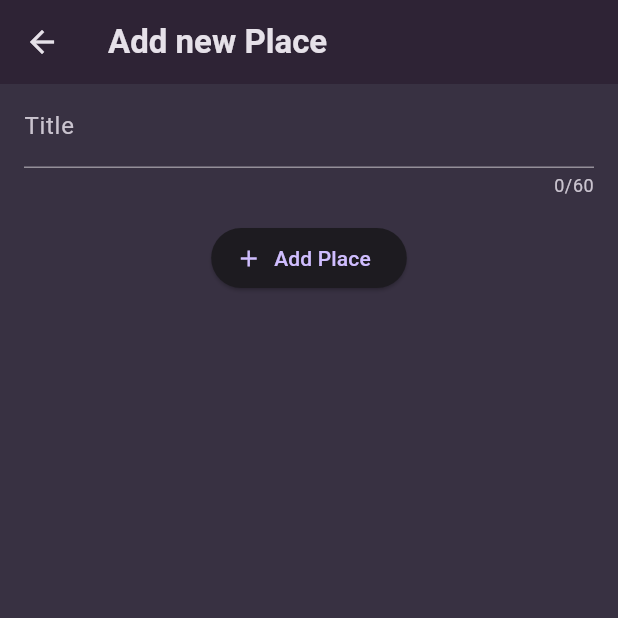
After one commit to neeraj-bhatt/flutter-projects, a Flutter app: the screen it shows after launch, after a tap on the "add" icon, on a phone screen of 412 x 824 dp, the top half of it. The commit adds this screen. Run offline on Flutter 3.47's test engine with Material 3 defaults, Android fonts, the phone set to English and light mode, and no system bars; our stand-ins replace firebase_auth, firebase_core, flutter_riverpod, google_fonts, transparent_image; accounts and stored records are empty; network calls fail.

Commit message:
place-list and add-place screen with riverpod for userplaces

```diff
--- a/favorite_places/lib/main.dart
+++ b/favorite_places/lib/main.dart
@@ -1,16 +1,19 @@
 import 'package:flutter/material.dart';
+import 'package:google_fonts/google_fonts.dart';
+import 'package:flutter_riverpod/flutter_riverpod.dart';
 
-import 'package:google_fonts/google_fonts.dart';
+import 'package:favorite_places/screens/places_list_screen.dart';
+
 
 final colorScheme = ColorScheme.fromSeed(
   brightness: Brightness.dark,
   seedColor: const Color.fromARGB(255, 102, 6, 247),
-  background: const Color.fromARGB(255, 56, 49, 66),
+  surface: const Color.fromARGB(255, 56, 49, 66),
 );
 
 final theme = ThemeData().copyWith(
-  useMaterial3: true,
-  scaffoldBackgroundColor: colorScheme.background,
+  scaffoldBackgroundColor: colorScheme.surface,
+  appBarTheme: const AppBarTheme(backgroundColor: Color(0xFF2E2335)),
   colorScheme: colorScheme,
   textTheme: GoogleFonts.ubuntuCondensedTextTheme().copyWith(
     titleSmall: GoogleFonts.ubuntuCondensed(
@@ -27,19 +30,20 @@ final theme = ThemeData().copyWith(
 
 void main() {
   runApp(
-    const MyApp(),
+    const ProviderScope(child: MyApp()),
   );
 }
 
 class MyApp extends StatelessWidget {
-  const MyApp({Key? key}) : super(key: key);
+  const MyApp({super.key});
 
   @override
   Widget build(BuildContext context) {
     return MaterialApp(
+      debugShowCheckedModeBanner: false,
       title: 'Great Places',
       theme: theme,
-      home: ...,
+      home: const PlacesListScreen(),
     );
   }
 }
--- /dev/null
+++ b/favorite_places/lib/models/place.dart
@@ -0,0 +1,10 @@
+import 'package:uuid/uuid.dart';
+
+const uuid = Uuid();
+
+class Place{
+  final String id;
+  final String title;
+
+  Place({required this.title}) : id = uuid.v4();
+}
--- /dev/null
+++ b/favorite_places/lib/providers/user_places.dart
@@ -0,0 +1,14 @@
+import 'package:flutter_riverpod/flutter_riverpod.dart';
+import 'package:favorite_places/models/place.dart';
+
+class UserPlacesNotifier extends StateNotifier<List<Place>> {
+  UserPlacesNotifier() : super(const []);
+
+  void addPlace(Place place) {
+    state = [place, ...state];
+  }
+}
+
+final userPlacesProvider = StateNotifierProvider<UserPlacesNotifier, List<Place>>(
+  (ref) => UserPlacesNotifier(),
+);
--- /dev/null
+++ b/favorite_places/lib/screens/add_place_screen.dart
@@ -0,0 +1,70 @@
+import 'package:flutter/material.dart';
+import 'package:flutter_riverpod/flutter_riverpod.dart';
+
+import 'package:favorite_places/providers/user_places.dart';
+import 'package:favorite_places/models/place.dart';
+
+class AddPlaceScreen extends ConsumerStatefulWidget {
+  const AddPlaceScreen({super.key});
+
+  @override
+  ConsumerState<AddPlaceScreen> createState() => _AddPlaceScreenState();
+}
+
+class _AddPlaceScreenState extends ConsumerState<AddPlaceScreen> {
+  final _formKey = GlobalKey<FormState>();
+
+  String _title = "";
+
+  void _savePlace(){
+    if(!_formKey.currentState!.validate()) return;
+    _formKey.currentState!.save();
+
+    ref.watch(userPlacesProvider.notifier).addPlace(Place(title: _title));
+    Navigator.of(context).pop();
+  }
+
+  @override
+  Widget build(BuildContext context) {
+    return Scaffold(
+      appBar: AppBar(
+        title: const Text('Add new Place'),
+      ),
+      body: Form(
+        key: _formKey,
+        child: SingleChildScrollView(
+          padding: const EdgeInsets.symmetric(horizontal: 16.0),
+          child: Column(
+            mainAxisSize: MainAxisSize.min,
+            children: [
+              TextFormField(
+                maxLength: 60,
+                decoration: const InputDecoration(labelText: 'Title'),
+                style:
+                    TextStyle(color: Theme.of(context).colorScheme.onSurface),
+                validator: (value){
+                  if(value == null || value.isEmpty){
+                    return "Enter some title";
+                  }
+                  if(value.trim().length > 60){
+                    return "Max 60 Characters are allowed";
+                  }
+                  return null;
+                },
+                onSaved: (newValue){
+                  _title = newValue!;
+                },
+              ),
+              const SizedBox(height: 16.0),
+              ElevatedButton.icon(
+                onPressed: _savePlace,
+                icon: const Icon(Icons.add),
+                label: const Text('Add Place'),
+              ),
+            ],
+          ),
+        ),
+      ),
+    );
+  }
+}
--- a/favorite_places/lib/screens/places_list_screen.dart
+++ b/favorite_places/lib/screens/places_list_screen.dart
@@ -0,0 +1,35 @@
+import 'package:flutter/material.dart';
+import 'package:flutter_riverpod/flutter_riverpod.dart';
+
+import 'package:favorite_places/screens/add_place_screen.dart';
+import 'package:favorite_places/widgets/places_list.dart';
+import 'package:favorite_places/providers/user_places.dart';
+import 'package:favorite_places/models/place.dart';
+
+class PlacesListScreen extends ConsumerWidget {
+  const PlacesListScreen({super.key});
+
+  @override
+  Widget build(BuildContext context, WidgetRef ref) {
+    final userPlaces = ref.watch(userPlacesProvider);
+
+    return Scaffold(
+      appBar: AppBar(
+        title: const Text('Your Places'),
+        actions: [
+          IconButton(
+              onPressed: () {
+                Navigator.push(
+                  context,
+                  MaterialPageRoute(
+                    builder: (context) => const AddPlaceScreen(),
+                  ),
+                );
+              },
+              icon: const Icon(Icons.add)),
+        ],
+      ),
+      body: PlacesList(places: userPlaces),
+    );
+  }
+}
--- /dev/null
+++ b/favorite_places/lib/widgets/places_list.dart
@@ -0,0 +1,33 @@
+import 'package:flutter/material.dart';
+
+import 'package:favorite_places/models/place.dart';
+
+class PlacesList extends StatelessWidget {
+  const PlacesList({super.key, required this.places});
+  final List<Place> places;
+
+  @override
+  Widget build(BuildContext context) {
+    if (places.isEmpty) {
+      return Center(
+        child: Text('Nothing to Show', style: Theme.of(context)
+            .textTheme
+            .bodyLarge!
+            .copyWith(color: Theme.of(context).colorScheme.onSurface),),
+      );
+    }
+
+    return ListView.builder(
+      itemCount: places.length,
+      itemBuilder: (ctx, index) => ListTile(
+        title: Text(
+          places[index].title,
+          style: Theme.of(context)
+              .textTheme
+              .titleMedium!
+              .copyWith(color: Theme.of(context).colorScheme.onSurface),
+        ),
+      ),
+    );
+  }
+}
--- a/favorite_places/pubspec.yaml
+++ b/favorite_places/pubspec.yaml
@@ -36,6 +36,8 @@ dependencies:
   # Use with the CupertinoIcons class for iOS style icons.
   cupertino_icons: ^1.0.8
   google_fonts: ^6.2.1
+  uuid: ^4.5.1
+  flutter_riverpod: ^2.6.1
 
 dev_dependencies:
   flutter_test:
```
Also changed, not shown: favorite_places/lib/screens/new_place_screen.dart (deleted), favorite_places/pubspec.lock, 2 other files.
